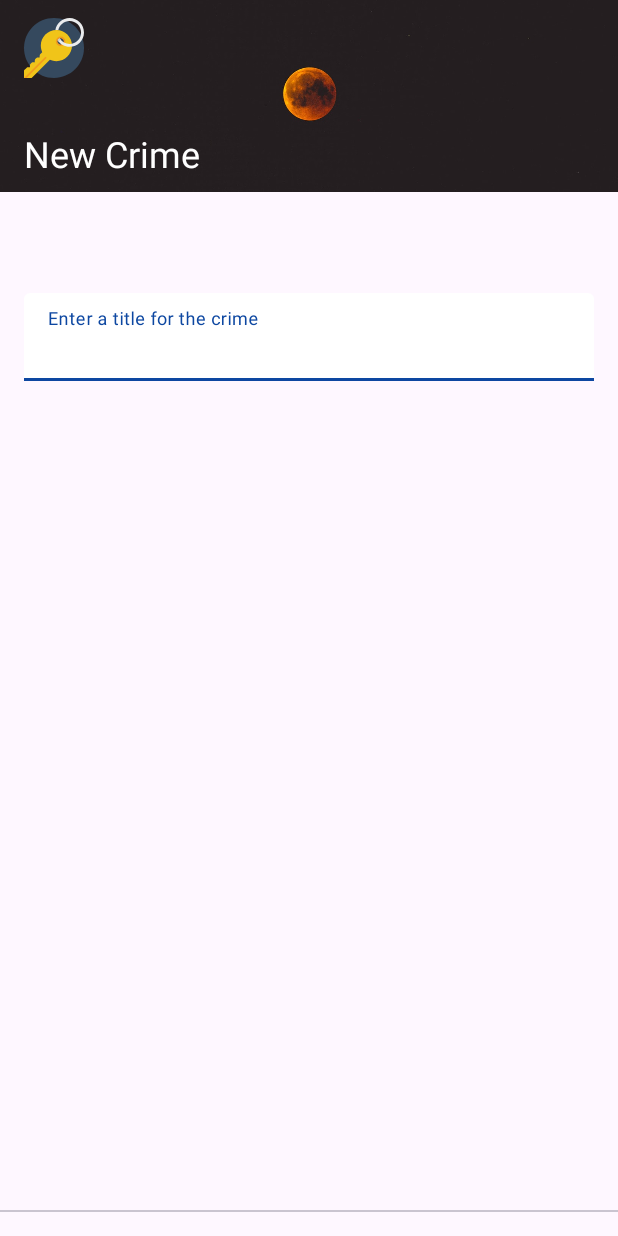
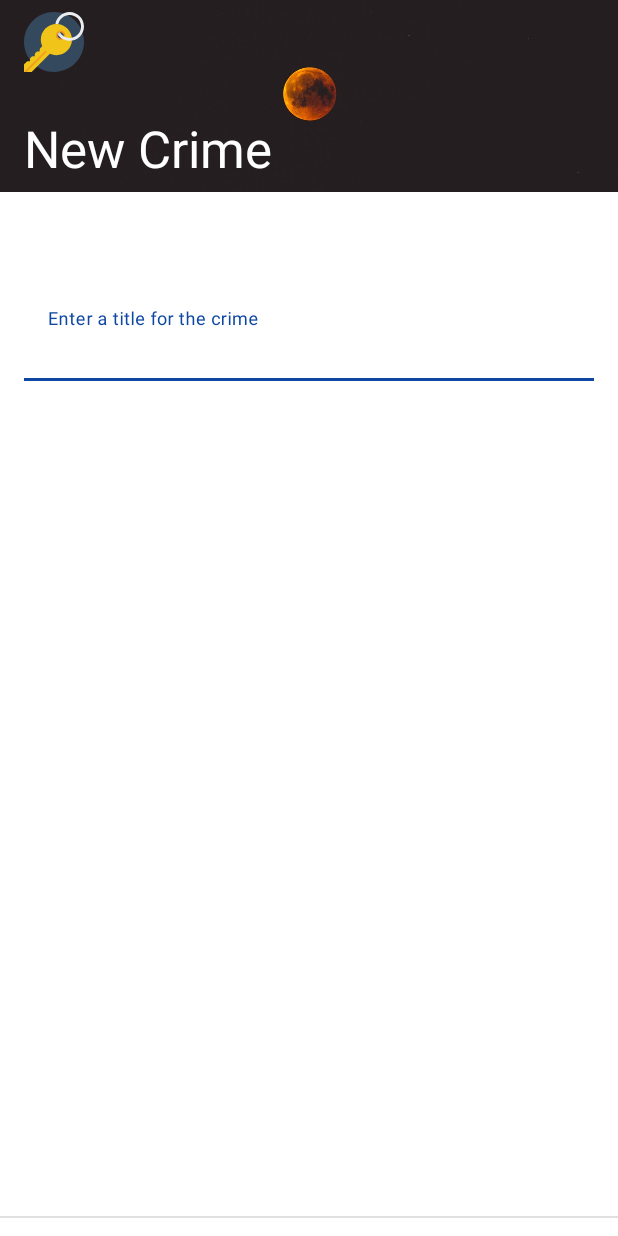
Before and after one commit to manikandan4/capturecrime, an Android app: the CrimeListActivity screen opened directly, with no data from a screen before it, after a tap on "New Crime", on a phone screen of 412 x 824 dp. Run offline under Robolectric (Android 15) with nearby library versions, the phone set to English and light mode, and no system bars.

Commit message:
chapter 13 - Theme correction

```diff
--- a/app/src/main/res/layout/toolbar_main.xml
+++ b/app/src/main/res/layout/toolbar_main.xml
@@ -2,7 +2,6 @@
 <com.google.android.material.appbar.MaterialToolbar xmlns:android="http://schemas.android.com/apk/res/android"
     xmlns:app="http://schemas.android.com/apk/res-auto"
     android:id="@+id/toolbar_main"
-    style="@style/Widget.Material3.ActionBar.Solid"
     android:layout_width="match_parent"
     android:layout_height="?attr/actionBarSize"
     android:background="@android:color/transparent"
--- a/app/src/main/res/values-night/themes.xml
+++ b/app/src/main/res/values-night/themes.xml
@@ -1,6 +1,6 @@
 <resources xmlns:tools="http://schemas.android.com/tools">
     <!-- Base application theme. -->
-    <style name="Theme.CaptureCrime" parent="Theme.Material3.Dark.NoActionBar">
+    <style name="Theme.CaptureCrime" parent="Theme.MaterialComponents.NoActionBar">
         <!-- Primary brand color. -->
         <item name="colorPrimary">@color/primaryColor</item>
         <item name="colorPrimaryVariant">@color/primaryDarkColor</item>
--- a/app/src/main/res/values/themes.xml
+++ b/app/src/main/res/values/themes.xml
@@ -1,6 +1,6 @@
 <resources xmlns:tools="http://schemas.android.com/tools">
     <!-- Base application theme. -->
-    <style name="Theme.CaptureCrime" parent="Theme.Material3.Light.NoActionBar">
+    <style name="Theme.CaptureCrime" parent="Theme.MaterialComponents.Light.NoActionBar">
         <!-- Primary brand color. -->
         <item name="colorPrimary">@color/primaryColor</item>
         <item name="colorPrimaryVariant">@color/primaryDarkColor</item>
```
